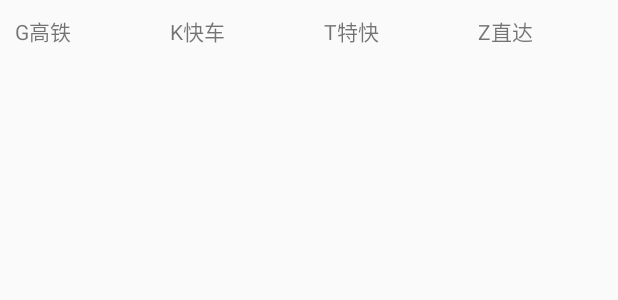
After one commit to lightingLu/AndroidTrainTicket, an Android app: the layout dialogchose.xml on its own in the app's theme, with its tools: preview values and no code run, on a phone screen of 412 x 824 dp. The commit adds this screen. Shown: the top 300 px of the screen. Run offline under Robolectric (Android 15) with nearby library versions, the phone set to English and light mode, and no system bars.

Commit message:
8
now:各个排序的实现

```diff
--- a/app/src/main/java/androidtrainticket/yinda/com/androidtrainticket/MainActivity.java
+++ b/app/src/main/java/androidtrainticket/yinda/com/androidtrainticket/MainActivity.java
@@ -172,7 +172,7 @@ public class MainActivity extends AppCompatActivity implements View.OnClickListe
                 try {
                     Response response = clientYanz.newCall(requestYanz).execute();
                     if (response.isSuccessful()){
-                        System.out.println("___________"+response);
+
                     }
 
                 } catch (IOException e) {
--- a/app/src/main/res/layout/activity_result_response.xml
+++ b/app/src/main/res/layout/activity_result_response.xml
@@ -52,6 +52,7 @@
                 android:background="@color/login_bac"
                 android:layout_height="50dp">
                 <TextView
+                    android:id="@+id/time_sort"
                     android:text="时间早晚"
                     android:padding="10dp"
                     android:textColor="@color/hint_color"
@@ -60,6 +61,7 @@
                     android:layout_width="wrap_content"
                     android:layout_height="wrap_content" />
                 <TextView
+                    android:id="@+id/usetime_sort"
                     android:padding="10dp"
                     android:textColor="@color/hint_color"
                     android:text="历时排序"
@@ -68,6 +70,7 @@
                     android:layout_width="wrap_content"
                     android:layout_height="wrap_content" />
                 <TextView
+                    android:id="@+id/price_sort"
                     android:padding="10dp"
                     android:textColor="@color/hint_color"
                     android:layout_weight="1"
@@ -76,6 +79,7 @@
                     android:layout_width="wrap_content"
                     android:layout_height="wrap_content" />
                 <TextView
+                    android:id="@+id/chose"
                     android:padding="10dp"
                     android:text="筛选"
                     android:textSize="20dp"
--- /dev/null
+++ b/app/src/main/res/layout/dialogchose.xml
@@ -0,0 +1,31 @@
+<LinearLayout xmlns:android="http://schemas.android.com/apk/res/android"
+    android:id="@+id/dialog"
+    android:layout_width="match_parent"
+    android:layout_height="match_parent"
+    android:orientation="horizontal">
+
+   <TextView
+       android:padding="10dp"
+       android:text="G高铁"
+       android:layout_weight="1"
+       android:layout_width="wrap_content"
+       android:layout_height="wrap_content" />
+    <TextView
+        android:layout_weight="1"
+        android:padding="10dp"
+        android:text="K快车"
+        android:layout_width="wrap_content"
+        android:layout_height="wrap_content" />
+    <TextView
+        android:layout_weight="1"
+        android:padding="10dp"
+        android:text="T特快"
+        android:layout_width="wrap_content"
+        android:layout_height="wrap_content" />
+    <TextView
+        android:layout_weight="1"
+        android:padding="10dp"
+        android:text="Z直达"
+        android:layout_width="wrap_content"
+        android:layout_height="wrap_content" />
+</LinearLayout>
```
Also changed, not shown: app/src/main/java/androidtrainticket/yinda/com/androidtrainticket/ResultResponse.java (+71 -3 lines), app/src/main/java/utils/MyComparator.java (deleted, +0 -22 lines), app/src/main/java/utils/PriceComparator.java (added, +27 -0 lines), app/src/main/java/utils/TimeComparator.java (added, +23 -0 lines), app/src/main/java/utils/TimeUseComparator.java (added, +27 -0 lines).
